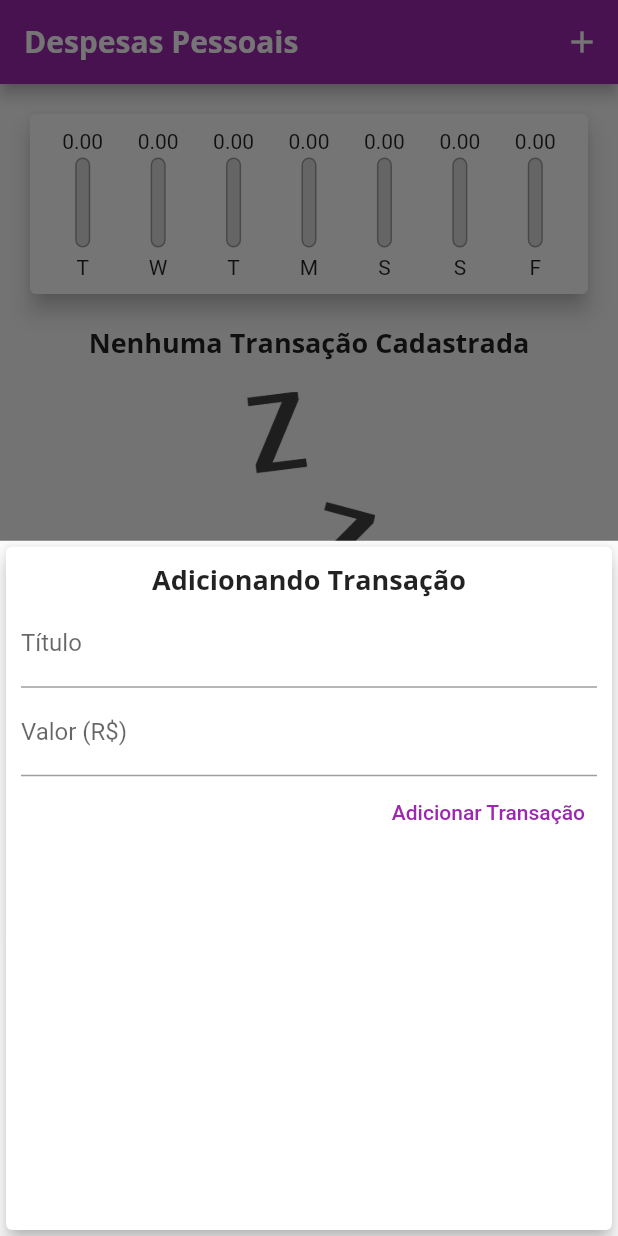
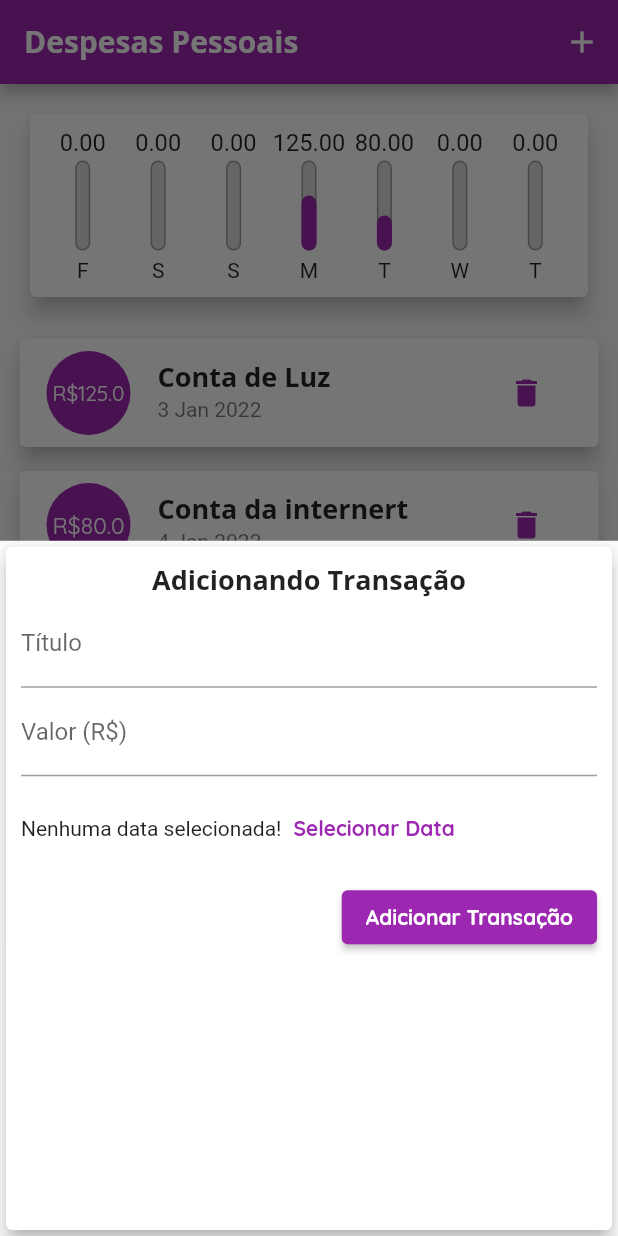
Before and after one commit to guilhermeais/expenses, a Flutter app: the screen it shows after launch, after a tap on the "add" icon, on a phone screen of 412 x 824 dp. Run offline on Flutter 3.47's test engine with Material 2 defaults, Android fonts, the phone set to English and light mode, and no system bars.

Commit message:
Mais ajustes

```diff
--- a/lib/components/chart.dart
+++ b/lib/components/chart.dart
@@ -23,7 +23,7 @@ class Chart extends StatelessWidget {
       });
 
       return {'day': DateFormat.E().format(weekDay)[0], 'value': totalSum};
-    });
+    }).reversed.toList();
   }
 
   double get _weekTotalValue {
--- a/lib/components/chart_bar.dart
+++ b/lib/components/chart_bar.dart
@@ -15,7 +15,9 @@ class ChartBar extends StatelessWidget {
   Widget build(BuildContext context) {
     return Column(
       children: [
-        FittedBox(child: Text(value.toStringAsFixed(2))),
+        Container(
+            height: 18,
+            child: FittedBox(child: Text(value.toStringAsFixed(2)))),
         const SizedBox(
           height: 3,
         ),
--- a/lib/components/transaction_form.dart
+++ b/lib/components/transaction_form.dart
@@ -49,14 +49,31 @@ class _TransactionFormState extends State<TransactionForm> {
               },
               decoration: const InputDecoration(labelText: "Valor (R\$)"),
             ),
+            Container(
+              height: 70,
+              child: Row(
+                children: [
+                  Text('Nenhuma data selecionada!'),
+                  TextButton(
+                    onPressed: () {},
+                    child: Text(
+                      'Selecionar Data',
+                      style: TextStyle(
+                          color: Theme.of(context).colorScheme.primary,
+                          fontWeight: FontWeight.bold),
+                    ),
+                  )
+                ],
+              ),
+            ),
             Row(
               mainAxisAlignment: MainAxisAlignment.end,
               children: [
-                TextButton(
+                ElevatedButton(
                     onPressed: _submitForm,
                     child: Text(
                       '${false ? 'Editar' : 'Adicionar'} Transação',
-                      style: const TextStyle(color: Colors.purple),
+                      style: Theme.of(context).textTheme.button,
                     ))
               ],
             )
--- a/lib/components/transaction_list.dart
+++ b/lib/components/transaction_list.dart
@@ -5,7 +5,8 @@ import 'package:intl/intl.dart';
 
 class TransactionList extends StatelessWidget {
   final void Function(String id, int index) onEditTransaction;
-  const TransactionList({Key? key, required this.transactions, required this.onEditTransaction})
+  const TransactionList(
+      {Key? key, required this.transactions, required this.onEditTransaction})
       : super(key: key);
 
   final List<Transaction> transactions;
@@ -38,9 +39,13 @@ class TransactionList extends StatelessWidget {
               itemBuilder: (BuildContext ctx, int index) {
                 final tr = transactions[index];
                 return TextButton(
-                  onPressed: (){
-                    onEditTransaction(tr.id,index);
+                  onPressed: () {
+                    onEditTransaction(tr.id, index);
                   },
+                  child: Card(
+                    elevation: 6,
+                    margin:
+                        const EdgeInsets.symmetric( horizontal: 5),
                     child: ListTile(
                       leading: CircleAvatar(
                         radius: 30,
@@ -59,7 +64,11 @@ class TransactionList extends StatelessWidget {
                         style: Theme.of(context).textTheme.headline6,
                       ),
                       subtitle: Text(DateFormat('d MMM y').format(tr.date)),
-                    trailing:TextButton(child: const Icon(Icons.delete),onPressed: (){},),
+                      trailing: TextButton(
+                        child: const Icon(Icons.delete),
+                        onPressed: () {},
+                      ),
+                    ),
                   ),
                 );
               },
--- a/lib/main.dart
+++ b/lib/main.dart
@@ -18,7 +18,6 @@ class ExpensesApp extends StatelessWidget {
     return MaterialApp(
       home: MyHomePage(),
       theme: ThemeData(
-          // primarySwatch: Colors.purple,
           colorScheme: ColorScheme.fromSwatch(
               primarySwatch: Colors.purple, accentColor: Colors.amber),
           fontFamily: 'Quicksand',
@@ -26,7 +25,8 @@ class ExpensesApp extends StatelessWidget {
               headline6: const TextStyle(
                   fontFamily: 'OpenSans',
                   fontSize: 18,
-                  fontWeight: FontWeight.bold)),
+                  fontWeight: FontWeight.bold),
+              button: TextStyle(color: Colors.white, fontWeight: FontWeight.bold)),
           appBarTheme: const AppBarTheme(
             titleTextStyle: TextStyle(
               fontFamily: 'OpenSans',
@@ -46,7 +46,23 @@ class MyHomePage extends StatefulWidget {
 }
 
 class _MyHomePageState extends State<MyHomePage> {
-  final List<Transaction> _transactions = [];
+  final List<Transaction> _transactions = [
+    Transaction(
+        id: Random().nextDouble().toString(),
+        title: 'Conta de Luz',
+        value: 125,
+        date: DateTime.now().subtract(Duration(days: 3))),
+    Transaction(
+        id: Random().nextDouble().toString(),
+        title: 'Conta da internert',
+        value: 80,
+        date: DateTime.now().subtract(Duration(days: 2))),
+    Transaction(
+        id: Random().nextDouble().toString(),
+        title: 'Aluguel',
+        value: 125,
+        date: DateTime.now().add(Duration(days: 3))),
+  ];
 
   List<Transaction> get _recentTransactions {
     return _transactions.where((tr) {
@@ -55,7 +71,7 @@ class _MyHomePageState extends State<MyHomePage> {
   }
 
   _addTransaction(String title, double value, String? id) {
-    if (id!= null && id.isNotEmpty) {
+    if (id != null && id.isNotEmpty) {
       final idxEdited = _transactions.indexWhere((element) => element.id == id);
       if (idxEdited > -1) {
         setState(() {
@@ -117,8 +133,8 @@ class _MyHomePageState extends State<MyHomePage> {
             Chart(recentTransactions: _recentTransactions),
             TransactionList(
               transactions: _transactions,
-              onEditTransaction: (String id, int index){
-               // _editTransaction(id, index, context);
+              onEditTransaction: (String id, int index) {
+                // _editTransaction(id, index, context);
               },
             ),
           ],
```
Lines whose indentation alone changed are shown as unchanged.
